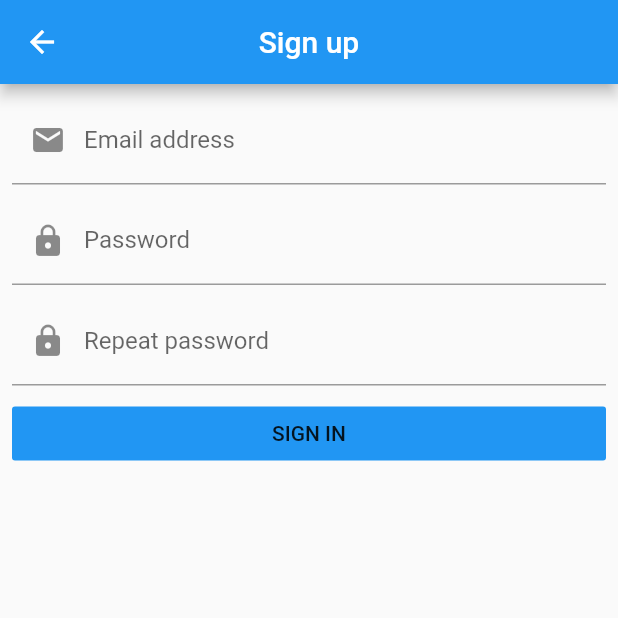
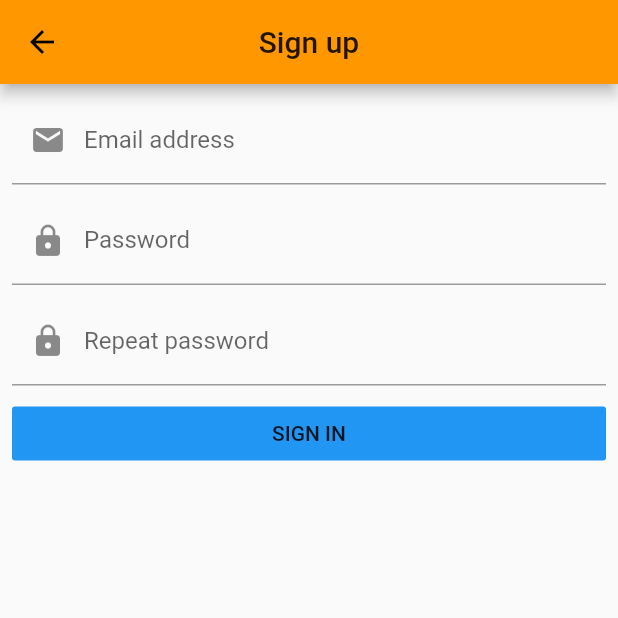
Before and after one commit to KrzysztofMamak/geobase, a Flutter app: the screen it shows after launch, after a tap on "SIGN IN", after a tap on "SIGN UP", on a phone screen of 412 x 824 dp, the top half of it. Run offline on Flutter 3.47's test engine with Material 2 defaults, Android fonts, the phone set to English and light mode, and no system bars; our stand-ins replace another_flushbar, auto_route, bloc, cloud_firestore, dartz, firebase_auth and 9 more; accounts and stored records are empty; generated files the repository leaves out were written again.

Commit message:
analysis_options.yaml added, widget args sorted, const modifiers added

```diff
--- a/lib/application/auth/auth_bloc.dart
+++ b/lib/application/auth/auth_bloc.dart
@@ -24,7 +24,7 @@ class AuthBloc extends Bloc<AuthEvent, AuthState> {
         final userOption = _authFacade.getSignedInUser();
         yield userOption.fold(
           () => const AuthState.unauthenticated(),
-          (_) => AuthState.authenticated(),
+          (_) => const AuthState.authenticated(),
         );
       },
       signedOut: (e) async* {
--- a/lib/domain/core/validators.dart
+++ b/lib/domain/core/validators.dart
@@ -3,8 +3,8 @@ const emailRegex =
 
 class Validators {
   static bool isEmailAddressValid(String emailAddress) =>
-      RegExp(emailRegex).hasMatch(emailAddress) ? true : false;
+      RegExp(emailRegex).hasMatch(emailAddress);
 
   static bool isPasswordValid(String password) =>
-      password.length >= 6 ? true : false;
+      password.length >= 6;
 }
--- a/lib/infrastructure/geo_task/geo_task_repository.dart
+++ b/lib/infrastructure/geo_task/geo_task_repository.dart
@@ -99,7 +99,7 @@ class GeoTaskRepository implements IGeoTaskRepository {
   }
 
   Stream<Either<GeoTaskFailure, List<GeoTask>>> _watchFiltered(
-      Function(GeoTask) condition) async* {
+      bool Function(GeoTask) condition) async* {
     final geoTaskCollection = _firebaseFirestore.collection('geo_tasks');
     yield* geoTaskCollection
         .orderBy('number')
--- a/lib/presentation/app_widget.dart
+++ b/lib/presentation/app_widget.dart
@@ -20,7 +20,7 @@ class AppWidget extends StatelessWidget {
         builder: ExtendedNavigator(router: AppRouter()),
         title: 'GeoBase',
         theme: ThemeData(
-          primarySwatch: Colors.blue,
+          primarySwatch: Colors.orange,
         ),
       ),
     );
--- a/lib/presentation/geo_tasks_overview/widgets/geo_tasks_overview_body.dart
+++ b/lib/presentation/geo_tasks_overview/widgets/geo_tasks_overview_body.dart
@@ -23,7 +23,6 @@ class GeoTasksOverviewBody extends StatelessWidget {
             );
           },
           loadFailure: (state) {
-            print(state.geoTaskFailure.toString());
             return Container();
           },
         );
--- a/lib/presentation/sign_in/widgets/sign_in_form.dart
+++ b/lib/presentation/sign_in/widgets/sign_in_form.dart
@@ -56,7 +56,7 @@ class SignInForm extends StatelessWidget {
                     ? null
                     : 'Email addres must be correctly formatted',
               ),
-              SizedBox(height: 8.0),
+              const SizedBox(height: 8.0),
               TextFormField(
                 decoration: const InputDecoration(
                   prefixIcon: Icon(Icons.lock),
@@ -71,32 +71,31 @@ class SignInForm extends StatelessWidget {
                     ? null
                     : 'Password must have at least 6 characters',
               ),
-              SizedBox(height: 8.0),
+              const SizedBox(height: 8.0),
               FlatButton(
                 onPressed: () => context
                     .read<SignInFormBloc>()
-                    .add(SignInFormEvent.signInWithEmailAndPasswordPressed()),
+                    .add(const SignInFormEvent.signInWithEmailAndPasswordPressed()),
+                color: Colors.blue,
                 child: const Text('SIGN IN'),
-                color: Colors.blue,
               ),
-              SizedBox(height: 8.0),
+              const SizedBox(height: 8.0),
               FlatButton(
                 onPressed: () => ExtendedNavigator.of(context).pushSignUpPage(),
-                child: Text('SIGN UP'),
                 color: Colors.blue,
+                child: const Text('SIGN UP'),
               ),
-              SizedBox(height: 8.0),
+              const SizedBox(height: 8.0),
               FlatButton(
                 onPressed: () =>
                     ExtendedNavigator.of(context).pushForgotPasswordPage(),
-                child: Text('FORGOT PASSWORD'),
                 color: Colors.blue,
+                child: const Text('FORGOT PASSWORD'),
               ),
               if (state.isSubmitting) ...[
                 const SizedBox(height: 8.0),
-                Align(
-                  alignment: Alignment.center,
-                  child: const CircularProgressIndicator(),
+                const Align(
+                  child: CircularProgressIndicator(),
                 ),
               ],
             ],
--- a/lib/presentation/sign_up/widgets/sign_up_form.dart
+++ b/lib/presentation/sign_up/widgets/sign_up_form.dart
@@ -52,7 +52,7 @@ class SignUpForm extends StatelessWidget {
                     ? null
                     : 'Email addres must be correctly formatted',
               ),
-              SizedBox(height: 8.0),
+              const SizedBox(height: 8.0),
               TextFormField(
                 decoration: const InputDecoration(
                   prefixIcon: Icon(Icons.lock),
@@ -67,7 +67,7 @@ class SignUpForm extends StatelessWidget {
                     ? null
                     : 'Password must have at least 6 characters',
               ),
-              SizedBox(height: 8.0),
+              const SizedBox(height: 8.0),
               TextFormField(
                 decoration: const InputDecoration(
                   prefixIcon: Icon(Icons.lock),
@@ -82,19 +82,18 @@ class SignUpForm extends StatelessWidget {
                     ? null
                     : 'Password must have at least 6 characters',
               ),
-              SizedBox(height: 8.0),
+              const SizedBox(height: 8.0),
               FlatButton(
                 onPressed: () => context
                     .read<SignUpFormBloc>()
-                    .add(SignUpFormEvent.registerWithEmailAndPasswordPressed()),
+                    .add(const SignUpFormEvent.registerWithEmailAndPasswordPressed()),
+                color: Colors.blue,
                 child: const Text('SIGN IN'),
-                color: Colors.blue,
               ),
               if (state.isSubmitting) ...[
                 const SizedBox(height: 8.0),
-                Align(
-                  alignment: Alignment.center,
-                  child: const CircularProgressIndicator(),
+                const Align(
+                  child: CircularProgressIndicator(),
                 ),
               ],
             ],
--- a/pubspec.yaml
+++ b/pubspec.yaml
@@ -54,6 +54,7 @@ dev_dependencies:
   freezed: ^0.12.7
   injectable_generator: ^1.0.7
   moor_generator: ^3.4.1
+  lint: ^1.5.1
 
 # For information on the generic Dart part of this file, see the
 # following page: https://dart.dev/tools/pub/pubspec
```
Also changed, not shown: analysis_options.yaml (added, +8 -0 lines), lib/domain/geo_tasks/geo_task_progress.dart (+8 -8 lines), lib/domain/geo_tasks/geo_tasks_filter.dart (+4 -4 lines), lib/presentation/forgot_password/widgets/forgot_password_form.dart (+5 -6 lines), lib/presentation/geo_tasks_overview/geo_tasks_overview_page.dart (+9 -2 lines), lib/presentation/geo_tasks_overview/widgets/geo_task_tile.dart (+7 -7 lines), pubspec.lock.
